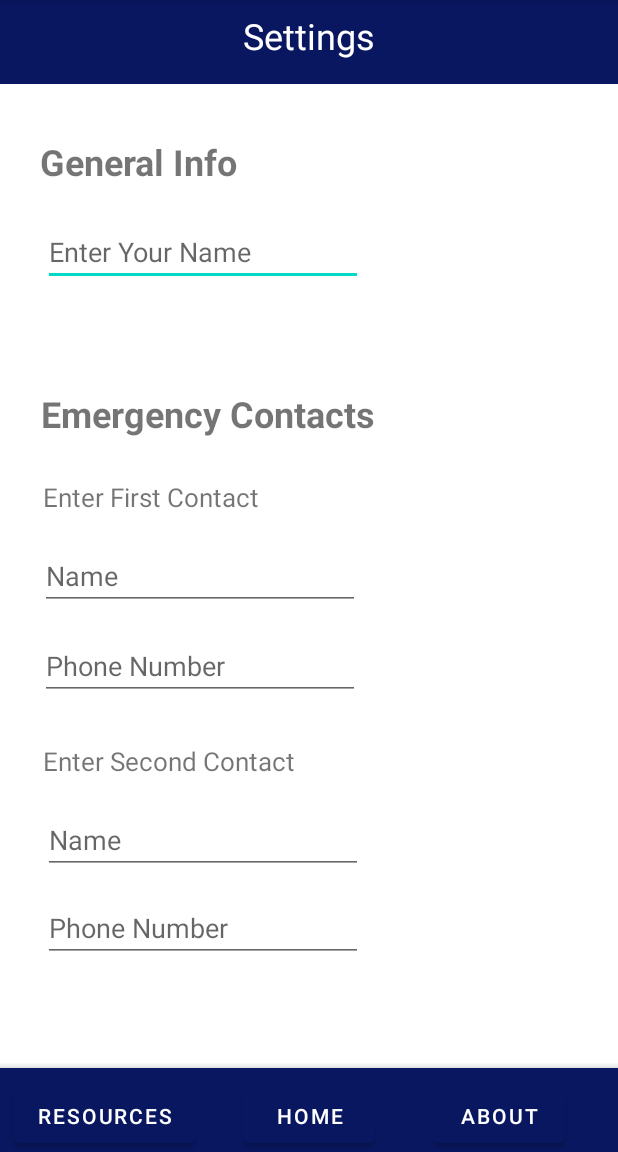
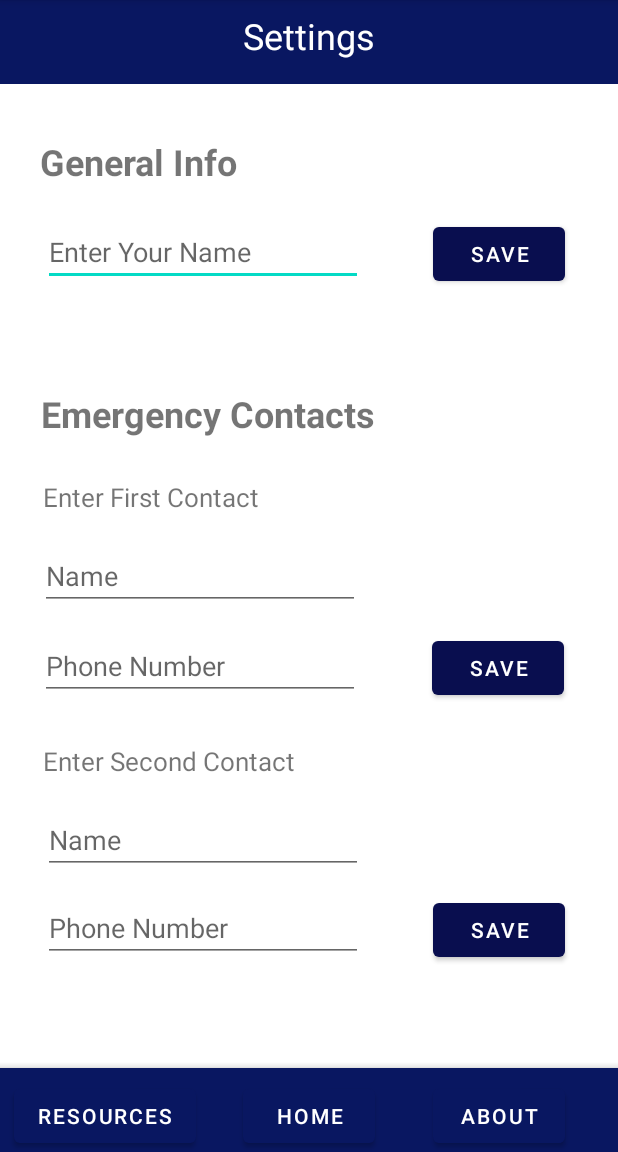
Before and after one commit to karinasanchez04/WIC-Project, an Android app: the screen it shows after launch (SettingsActivity), after a tap on "SETTINGS", on a phone screen of 412 x 824 dp, the part 84-1236 px from its top. Run offline under Robolectric (Android 15) with nearby library versions, the phone set to English and light mode, and no system bars.

Commit message:
mrinals Branch

```diff
--- a/app/src/main/java/com/example/myapplication2/MainActivity.java
+++ b/app/src/main/java/com/example/myapplication2/MainActivity.java
@@ -3,6 +3,7 @@ package com.example.myapplication2;
 import androidx.appcompat.app.AppCompatActivity;
 
 import android.content.Intent;
+import android.net.Uri;
 import android.os.Bundle;
 import android.text.method.LinkMovementMethod;
 import android.view.View;
@@ -13,6 +14,7 @@ public class MainActivity extends AppCompatActivity {
     private Button resourcesBtn;
     private Button settingsBtn;
     private Button aboutBtn;
+    private Button emergencyBtn;
 
     @Override
     protected void onCreate(Bundle savedInstanceState) {
@@ -28,6 +30,17 @@ public class MainActivity extends AppCompatActivity {
 
         aboutBtn = (Button) findViewById(R.id.button14);
         aboutBtn.setOnClickListener(v -> openAboutActivity()) ;
+
+        emergencyBtn = (Button) findViewById(R.id.button2);
+        emergencyBtn.setOnClickListener(new View.OnClickListener() {
+            @Override
+            public void onClick(View v) {
+                Intent intent = new Intent(Intent.ACTION_DIAL);
+                intent.setData(Uri.parse("tel:911"));
+                startActivity(intent);
+
+            }
+        });
 
 
     }
--- a/app/src/main/java/com/example/myapplication2/SettingsActivity.java
+++ b/app/src/main/java/com/example/myapplication2/SettingsActivity.java
@@ -4,12 +4,31 @@ import androidx.appcompat.app.AppCompatActivity;
 
 import android.content.Intent;
 import android.os.Bundle;
+import android.view.View;
 import android.widget.Button;
+import android.widget.EditText;
 
 public class SettingsActivity extends AppCompatActivity {
     private Button resourcesBtn;
     private Button homeBtn;
     private Button aboutBtn;
+
+    private String name;
+    private String firstContactName;
+    private String secondContactName;
+    private String firstContactNum;
+    private String secondContactNum;
+
+    private EditText nameInput;
+    private EditText firstContactNameInput;
+    private EditText secondContactNameInput;
+    private EditText firstContactNumInput;
+    private EditText secondContactNumInput;
+
+    private Button saveNameBtn;
+    private Button saveFirstConBtn;
+    private Button saveSecConBtn;
+
 
     @Override
     protected void onCreate(Bundle savedInstanceState) {
@@ -26,7 +45,41 @@ public class SettingsActivity extends AppCompatActivity {
         aboutBtn = (Button) findViewById(R.id.button15);
         aboutBtn.setOnClickListener(v -> openAboutActivity());
 
+        //to save user input
+        nameInput = (EditText)findViewById(R.id.userNameInput);
+        firstContactNameInput = (EditText)findViewById(R.id.firstContactName);
+        secondContactNameInput = (EditText)findViewById(R.id.secondContactName);
+        firstContactNumInput = (EditText)findViewById(R.id.firstContactNum);
+        secondContactNumInput = (EditText)findViewById(R.id.secondContactNum);
 
+        saveNameBtn = (Button) findViewById(R.id.saveNameBtn);
+        saveNameBtn.setOnClickListener(new View.OnClickListener() {
+            @Override
+            public void onClick(View v) {
+                name = nameInput.getText().toString();
+
+            }
+        });
+        saveFirstConBtn =(Button) findViewById(R.id.saveFirstContactBtn);
+        saveFirstConBtn.setOnClickListener(new View.OnClickListener() {
+            @Override
+            public void onClick(View v) {
+                firstContactName = firstContactNameInput.getText().toString();
+                firstContactNum = firstContactNumInput.getText().toString();
+
+
+            }
+        });
+        saveSecConBtn = (Button) findViewById(R.id.saveSecondContactBtn);
+        saveSecConBtn.setOnClickListener(new View.OnClickListener() {
+            @Override
+            public void onClick(View v) {
+
+                secondContactName = secondContactNameInput.getText().toString();
+                secondContactNum = secondContactNumInput.getText().toString();
+
+            }
+        });
     }
 
     public void openHomeActivity() {
--- a/app/src/main/res/layout/settings_screen.xml
+++ b/app/src/main/res/layout/settings_screen.xml
@@ -6,7 +6,7 @@
     android:layout_height="match_parent">
 
     <EditText
-        android:id="@+id/editTextTextPersonName5"
+        android:id="@+id/userNameInput"
         android:layout_width="wrap_content"
         android:layout_height="wrap_content"
         android:ems="10"
@@ -101,7 +101,7 @@
         app:layout_constraintVertical_bias="1.0" />
 
     <EditText
-        android:id="@+id/editTextPhone"
+        android:id="@+id/firstContactNum"
         android:layout_width="wrap_content"
         android:layout_height="wrap_content"
         android:ems="10"
@@ -115,7 +115,7 @@
         app:layout_constraintVertical_bias="0.583" />
 
     <EditText
-        android:id="@+id/editTextPhone2"
+        android:id="@+id/secondContactNum"
         android:layout_width="wrap_content"
         android:layout_height="wrap_content"
         android:ems="10"
@@ -183,7 +183,7 @@
         app:layout_constraintVertical_bias="0.124" />
 
     <EditText
-        android:id="@+id/editTextTextPersonName3"
+        android:id="@+id/firstContactName"
         android:layout_width="wrap_content"
         android:layout_height="wrap_content"
         android:ems="10"
@@ -196,7 +196,7 @@
         app:layout_constraintTop_toTopOf="parent" />
 
     <EditText
-        android:id="@+id/editTextTextPersonName4"
+        android:id="@+id/secondContactName"
         android:layout_width="wrap_content"
         android:layout_height="wrap_content"
         android:ems="10"
@@ -209,4 +209,43 @@
         app:layout_constraintTop_toTopOf="parent"
         app:layout_constraintVertical_bias="0.744" />
 
+    <Button
+        android:id="@+id/saveFirstContactBtn"
+        android:layout_width="wrap_content"
+        android:layout_height="wrap_content"
+        android:text="Save"
+        app:backgroundTint="#090E4F"
+        app:layout_constraintBottom_toBottomOf="parent"
+        app:layout_constraintEnd_toEndOf="parent"
+        app:layout_constraintHorizontal_bias="0.889"
+        app:layout_constraintStart_toStartOf="parent"
+        app:layout_constraintTop_toTopOf="parent"
+        app:layout_constraintVertical_bias="0.585" />
+
+    <Button
+        android:id="@+id/saveNameBtn"
+        android:layout_width="wrap_content"
+        android:layout_height="wrap_content"
+        android:text="Save"
+        app:backgroundTint="#090E4F"
+        app:layout_constraintBottom_toBottomOf="parent"
+        app:layout_constraintEnd_toEndOf="parent"
+        app:layout_constraintHorizontal_bias="0.891"
+        app:layout_constraintStart_toStartOf="parent"
+        app:layout_constraintTop_toTopOf="parent"
+        app:layout_constraintVertical_bias="0.202" />
+
+    <Button
+        android:id="@+id/saveSecondContactBtn"
+        android:layout_width="wrap_content"
+        android:layout_height="wrap_content"
+        android:text="Save"
+        app:backgroundTint="#090E4F"
+        app:layout_constraintBottom_toBottomOf="parent"
+        app:layout_constraintEnd_toEndOf="parent"
+        app:layout_constraintHorizontal_bias="0.891"
+        app:layout_constraintStart_toStartOf="parent"
+        app:layout_constraintTop_toTopOf="parent"
+        app:layout_constraintVertical_bias="0.828" />
+
 </androidx.constraintlayout.widget.ConstraintLayout>
```
